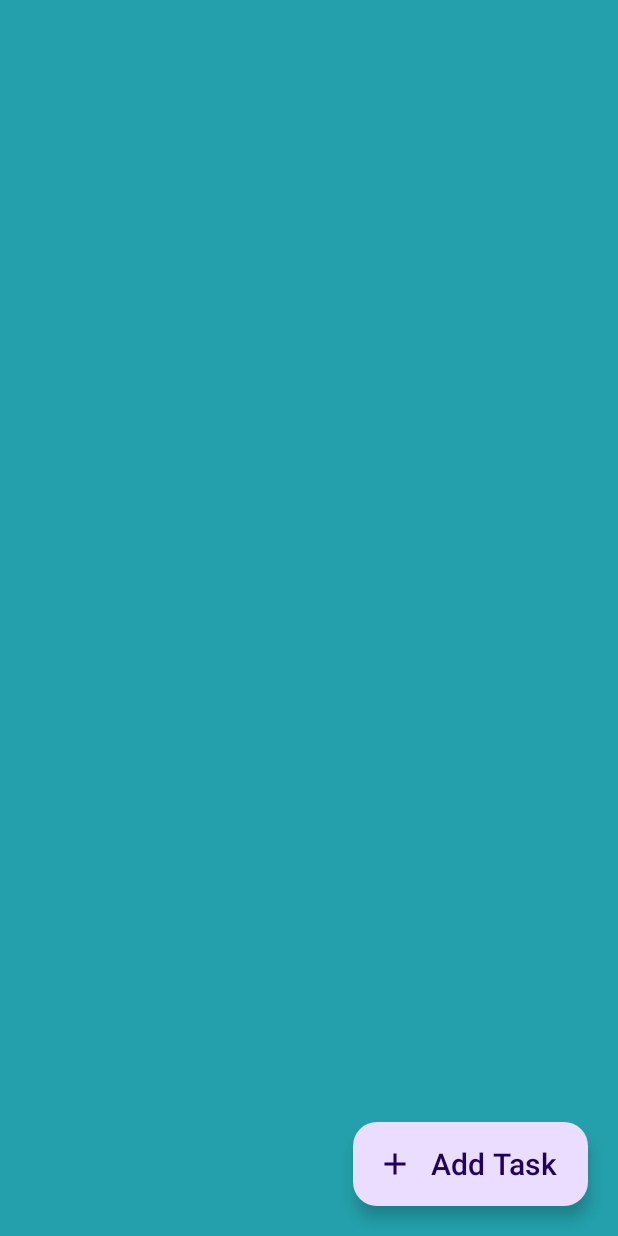
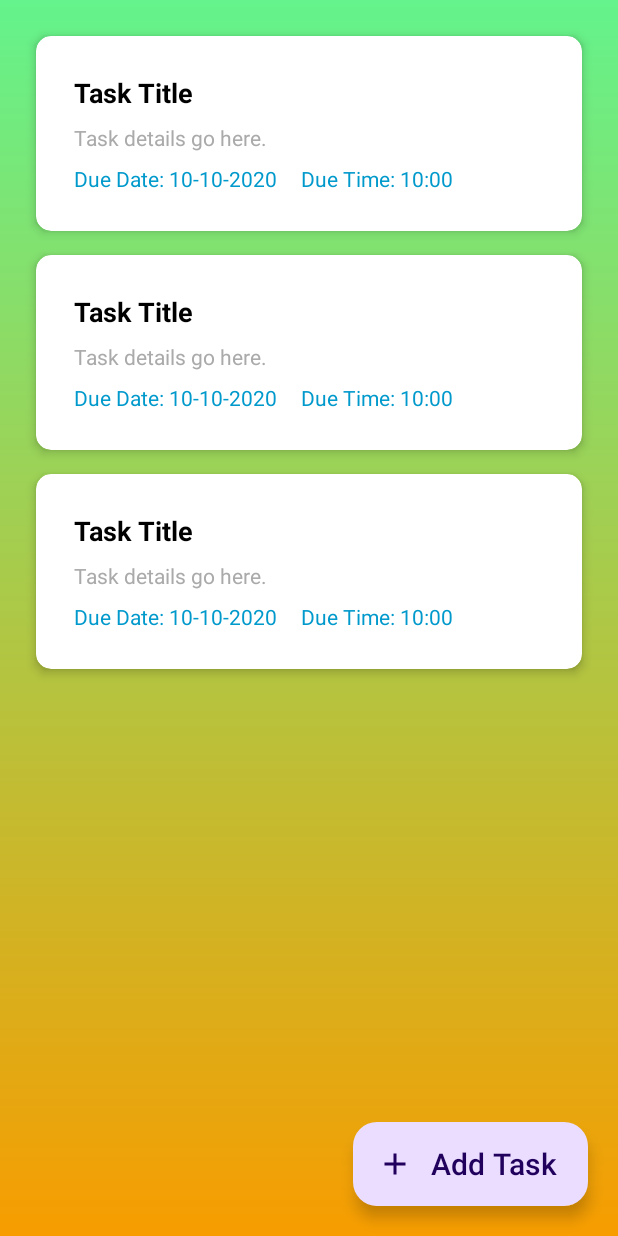
Before and after one commit to Nayeem57/todo_list, an Android app: the layout fragment_home.xml on its own in the app's theme, with its tools: preview values and no code run, on a phone screen of 412 x 824 dp. Run offline under Robolectric (Android 15) with nearby library versions, the phone set to English and light mode, and no system bars.

```diff
--- /dev/null
+++ b/app/src/main/res/drawable/background_gradient.xml
@@ -0,0 +1,8 @@
+
+<shape xmlns:android="http://schemas.android.com/apk/res/android">
+    <gradient
+        android:startColor="#F79D00"
+    android:endColor="#64f38c"
+    android:angle="90"
+    android:type="linear" />
+</shape>
--- a/app/src/main/res/layout/fragment_home.xml
+++ b/app/src/main/res/layout/fragment_home.xml
@@ -1,11 +1,22 @@
 <?xml version="1.0" encoding="utf-8"?>
 <androidx.constraintlayout.widget.ConstraintLayout xmlns:android="http://schemas.android.com/apk/res/android"
     xmlns:tools="http://schemas.android.com/tools"
+    xmlns:app="http://schemas.android.com/apk/res-auto"
     android:layout_width="match_parent"
     android:layout_height="match_parent"
-    android:background="#23A0AB"
-    xmlns:app="http://schemas.android.com/apk/res-auto"
+    android:background="@drawable/background_gradient"
     tools:context=".HomeFragment">
+
+
+
+    <androidx.recyclerview.widget.RecyclerView
+        android:id="@+id/recyclerview_tasks"
+        android:layout_width="match_parent"
+        android:layout_height="match_parent"
+        android:padding="16dp"
+        android:clipToPadding="false"
+        tools:listitem="@layout/list_design"
+        app:layoutManager="androidx.recyclerview.widget.LinearLayoutManager" />
 
     <com.google.android.material.floatingactionbutton.ExtendedFloatingActionButton
         android:id="@+id/AddTask"
@@ -15,8 +26,9 @@
         android:text="Add Task"
         android:textSize="20sp"
         app:icon="@drawable/baseline_add_24"
+        app:elevation="6dp"
+        android:contentDescription="Add new task"
         app:layout_constraintEnd_toEndOf="parent"
         app:layout_constraintBottom_toBottomOf="parent" />
 
-
 </androidx.constraintlayout.widget.ConstraintLayout>
--- /dev/null
+++ b/app/src/main/res/layout/list_design.xml
@@ -0,0 +1,65 @@
+<?xml version="1.0" encoding="utf-8"?>
+<androidx.cardview.widget.CardView xmlns:android="http://schemas.android.com/apk/res/android"
+    xmlns:app="http://schemas.android.com/apk/res-auto"
+    android:layout_width="match_parent"
+    android:layout_height="wrap_content"
+    android:layout_margin="8dp"
+    app:cardCornerRadius="10dp"
+    app:cardElevation="4dp">
+
+    <LinearLayout
+        android:layout_width="match_parent"
+        android:layout_height="wrap_content"
+        android:orientation="vertical"
+        android:padding="25dp">
+
+
+        <TextView
+            android:id="@+id/TaskTitle"
+            android:layout_width="wrap_content"
+            android:layout_height="wrap_content"
+            android:text="Task Title"
+            android:textSize="18sp"
+            android:textStyle="bold"
+            android:textColor="@android:color/black"
+            android:layout_marginBottom="8dp"/>
+
+
+        <TextView
+            android:id="@+id/TaskDetails"
+            android:layout_width="wrap_content"
+            android:layout_height="wrap_content"
+            android:text="Task details go here."
+            android:textSize="14sp"
+            android:textColor="@android:color/darker_gray"
+            android:layout_marginBottom="8dp"/>
+
+
+        <LinearLayout
+            android:layout_width="wrap_content"
+            android:layout_height="wrap_content"
+            android:orientation="horizontal">
+
+
+            <TextView
+                android:id="@+id/DueDate"
+                android:layout_width="wrap_content"
+                android:layout_height="wrap_content"
+                android:text="Due Date: 10-10-2020"
+                android:textSize="14sp"
+                android:textColor="@android:color/holo_blue_dark"
+                android:layout_marginEnd="16dp"/>
+
+
+            <TextView
+                android:id="@+id/DueTime"
+                android:layout_width="wrap_content"
+                android:layout_height="wrap_content"
+                android:text="Due Time: 10:00"
+                android:textSize="14sp"
+                android:textColor="@android:color/holo_blue_dark"/>
+        </LinearLayout>
+
+    </LinearLayout>
+
+</androidx.cardview.widget.CardView>
```
Also changed, not shown: app/src/main/java/com/example/swifttask/AddListFragment.kt (+68 -42 lines).
